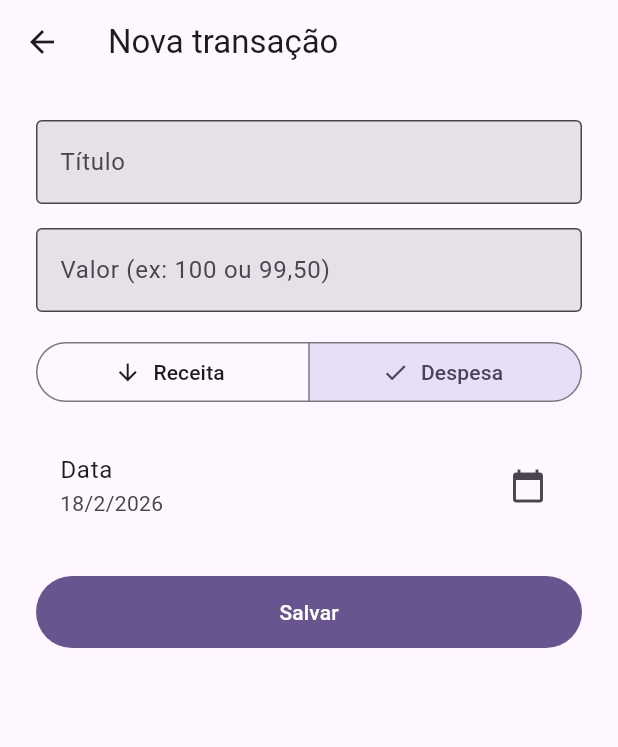
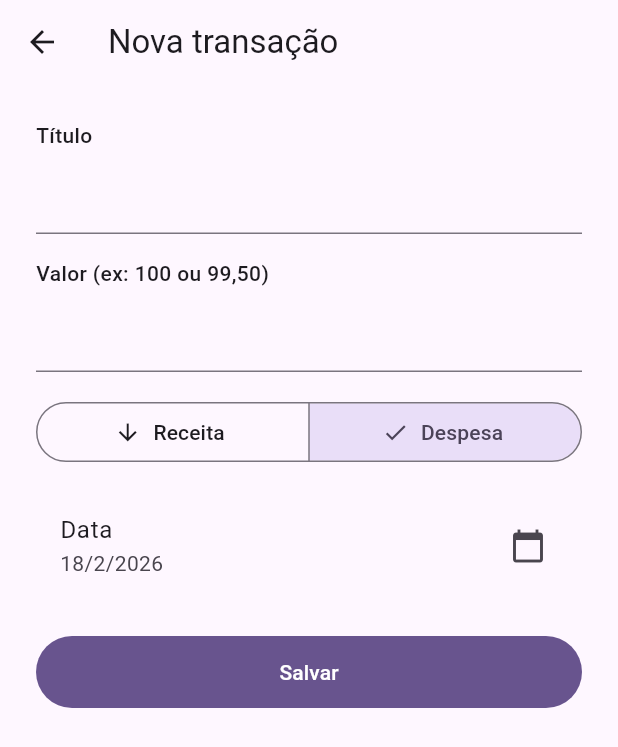
Before and after one commit to Grupo-10-Pos-FIAP/cortex-bank-mobile, a Flutter app: the TransactionFormPage screen opened by its route, on a phone screen of 412 x 824 dp. Shown: the top 747 px of the screen. Run offline on Flutter 3.47's test engine with Material 3 defaults, Android fonts, the phone set to English and light mode, and no system bars; our stand-ins replace cloud_firestore, firebase_auth, firebase_core, flutter_dotenv, get_it, google_fonts; accounts and stored records are empty.

Commit message:
feat(ui): add button variants and text field opts

```diff
--- a/lib/core/widgets/app_button.dart
+++ b/lib/core/widgets/app_button.dart
@@ -1,4 +1,7 @@
 import 'package:flutter/material.dart';
+import 'package:cortex_bank_mobile/core/theme/app_design_tokens.dart';
+
+enum ButtonVariant { primary, outlined, secondary, negative }
 
 class AppButton extends StatelessWidget {
   const AppButton({
@@ -7,28 +10,71 @@ class AppButton extends StatelessWidget {
     required this.onPressed,
     this.loading = false,
     this.enabled = true,
+    this.variant = ButtonVariant.primary,
   });
 
   final String label;
   final VoidCallback? onPressed;
   final bool loading;
   final bool enabled;
+  final ButtonVariant variant;
+
+  static const double _buttonHeight = 48;
 
   @override
   Widget build(BuildContext context) {
+    final child = loading
+        ? SizedBox(
+            width: AppDesignTokens.spacingLg,
+            height: AppDesignTokens.spacingLg,
+            child: const CircularProgressIndicator(strokeWidth: 2),
+          )
+        : Text(label);
+
+    switch (variant) {
+      case ButtonVariant.primary:
         return SizedBox(
           width: double.infinity,
-      height: 48,
+          height: _buttonHeight,
           child: FilledButton(
             onPressed: (enabled && !loading) ? onPressed : null,
-        child: loading
-            ? const SizedBox(
-                width: 24,
-                height: 24,
-                child: CircularProgressIndicator(strokeWidth: 2),
-              )
-            : Text(label),
+            child: child,
+          ),
+        );
+      case ButtonVariant.outlined:
+        return SizedBox(
+          width: double.infinity,
+          height: _buttonHeight,
+          child: OutlinedButton(
+            onPressed: (enabled && !loading) ? onPressed : null,
+            child: child,
+          ),
+        );
+      case ButtonVariant.negative:
+        return SizedBox(
+          width: double.infinity,
+          height: _buttonHeight,
+          child: OutlinedButton(
+            onPressed: (enabled && !loading) ? onPressed : null,
+            style: OutlinedButton.styleFrom(
+              foregroundColor: AppDesignTokens.buttonNegativeContentDefault,
+              side: const BorderSide(color: AppDesignTokens.buttonNegativeBorderDefault),
+            ),
+            child: child,
+          ),
+        );
+      case ButtonVariant.secondary:
+        return SizedBox(
+          width: double.infinity,
+          height: _buttonHeight,
+          child: FilledButton(
+            onPressed: (enabled && !loading) ? onPressed : null,
+            style: FilledButton.styleFrom(
+              backgroundColor: Theme.of(context).colorScheme.secondary,
+            ),
+            child: child,
           ),
         );
     }
   }
+}
--- a/lib/core/widgets/app_text_field.dart
+++ b/lib/core/widgets/app_text_field.dart
@@ -1,4 +1,5 @@
 import 'package:flutter/material.dart';
+import 'package:cortex_bank_mobile/core/theme/app_design_tokens.dart';
 
 class AppTextField extends StatelessWidget {
   const AppTextField({
@@ -9,6 +10,19 @@ class AppTextField extends StatelessWidget {
     this.keyboardType,
     this.validator,
     this.onChanged,
+    this.prefixIcon,
+    this.suffixIcon,
+    this.hintText,
+    this.textInputAction,
+    this.onFieldSubmitted,
+    this.showRequiredIndicator = false,
+    this.autofocus = false,
+    this.focusNode,
+    this.style,
+    this.hintStyle,
+    this.labelStyle,
+    this.formFieldKey,
+    this.fillColor,
   });
 
   final String label;
@@ -17,20 +31,95 @@ class AppTextField extends StatelessWidget {
   final TextInputType? keyboardType;
   final String? Function(String?)? validator;
   final void Function(String)? onChanged;
+  final Widget? prefixIcon;
+  final Widget? suffixIcon;
+  final String? hintText;
+  final TextInputAction? textInputAction;
+  final void Function(String)? onFieldSubmitted;
+  final bool showRequiredIndicator;
+  final bool autofocus;
+  final FocusNode? focusNode;
+  final TextStyle? style;
+  final TextStyle? hintStyle;
+  final TextStyle? labelStyle;
+  final Key? formFieldKey;
+  final Color? fillColor;
 
   @override
   Widget build(BuildContext context) {
-    return TextFormField(
+    final theme = Theme.of(context);
+    final inputTheme = theme.inputDecorationTheme;
+    final textTheme = theme.textTheme;
+
+    final defaultLabelStyle = textTheme.bodyMedium?.copyWith(
+      color: theme.colorScheme.onSurface,
+      fontWeight: AppDesignTokens.fontWeightMedium,
+      fontSize: AppDesignTokens.fontSizeSmall,
+    ) ?? TextStyle(
+      color: theme.colorScheme.onSurface,
+      fontWeight: AppDesignTokens.fontWeightMedium,
+      fontSize: AppDesignTokens.fontSizeSmall,
+    );
+
+    final requiredIndicatorStyle = textTheme.bodyMedium?.copyWith(
+      color: AppDesignTokens.colorFeedbackError,
+      fontSize: AppDesignTokens.fontSizeSmall,
+    ) ?? const TextStyle(
+      color: AppDesignTokens.colorFeedbackError,
+      fontSize: AppDesignTokens.fontSizeSmall,
+    );
+
+    final decoration = InputDecoration(
+      hintText: hintText,
+      hintStyle: hintStyle ?? inputTheme.hintStyle,
+      prefixIcon: prefixIcon,
+      suffixIcon: suffixIcon,
+      filled: inputTheme.filled,
+      fillColor: fillColor ?? inputTheme.fillColor,
+      border: inputTheme.border,
+      enabledBorder: inputTheme.enabledBorder,
+      focusedBorder: inputTheme.focusedBorder,
+      errorBorder: inputTheme.errorBorder,
+      contentPadding: inputTheme.contentPadding,
+    );
+
+    return Column(
+      crossAxisAlignment: CrossAxisAlignment.start,
+      children: [
+        Row(
+          children: [
+            Text(
+              label,
+              style: labelStyle ?? defaultLabelStyle,
+            ),
+            if (showRequiredIndicator)
+              Padding(
+                padding: const EdgeInsets.only(left: AppDesignTokens.spacingXs),
+                child: Text(
+                  '*',
+                  style: requiredIndicatorStyle,
+                ),
+              ),
+          ],
+        ),
+        const SizedBox(height: AppDesignTokens.spacingSm),
+        TextFormField(
+          key: formFieldKey,
           controller: controller,
+          focusNode: focusNode,
           obscureText: obscureText,
           keyboardType: keyboardType,
           validator: validator,
           onChanged: onChanged,
-      decoration: InputDecoration(
-        labelText: label,
-        border: const OutlineInputBorder(),
-        filled: true,
+          textInputAction: textInputAction,
+          onFieldSubmitted: onFieldSubmitted,
+          autofocus: autofocus,
+          style: style ?? textTheme.bodyLarge?.copyWith(
+            color: AppDesignTokens.colorContentDefault,
           ),
+          decoration: decoration,
+        ),
+      ],
     );
   }
 }
```
Lines whose indentation alone changed are shown as unchanged.
